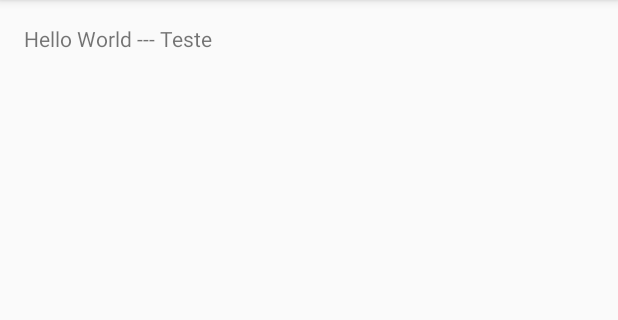
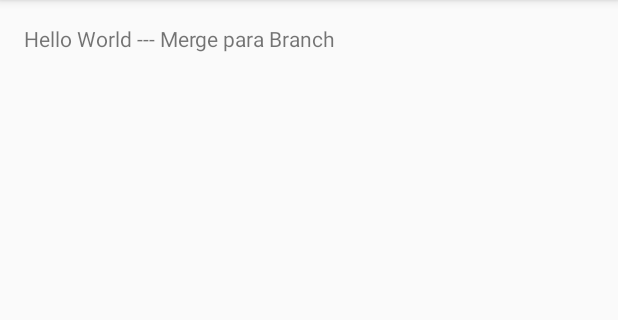
Before and after one commit to fercugliandro/PocGitHub, an Android app: the screen it shows after launch (BaseMainActivity), on a phone screen of 412 x 824 dp, the part 84-404 px from its top. Run offline under Robolectric (Android 15) with nearby library versions, the phone set to English and light mode, and no system bars.

Commit message:
Teste Merge - Branch

```diff
--- a/app/src/main/res/layout/content_base_main.xml
+++ b/app/src/main/res/layout/content_base_main.xml
@@ -15,5 +15,5 @@
     <TextView
         android:layout_width="wrap_content"
         android:layout_height="wrap_content"
-        android:text="Hello World --- Teste" />
+        android:text="Hello World --- Merge para Branch" />
 </RelativeLayout>
```
